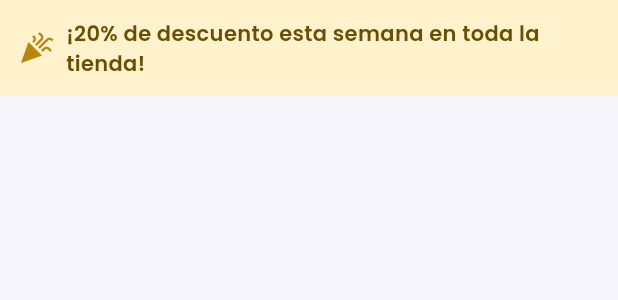
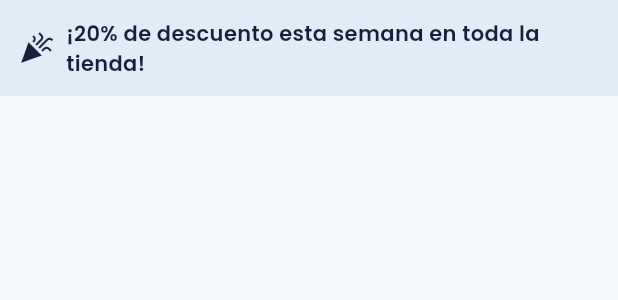
Before and after one commit to diegodv14/ecotec-programacion-movil-integradora-1, a Flutter app: the OfertaBanner widget shown alone on an empty page, opened directly, on a phone screen of 412 x 824 dp. Shown: the top 300 px of the screen. Run offline on Flutter 3.47's test engine with Material 3 defaults, Android fonts, the phone set to English and light mode, and no system bars; our stand-ins replace google_fonts; network calls fail.

```diff
--- a/lib/app/catalogo_productos_app.dart
+++ b/lib/app/catalogo_productos_app.dart
@@ -2,6 +2,7 @@ import 'package:flutter/material.dart';
 import 'package:google_fonts/google_fonts.dart';
 
 import '../screens/catalogo_home_page.dart';
+import '../theme/app_colors.dart';
 
 class CatalogoProductosApp extends StatelessWidget {
   const CatalogoProductosApp({super.key});
@@ -12,8 +13,8 @@ class CatalogoProductosApp extends StatelessWidget {
       title: 'Catálogo de Productos',
       debugShowCheckedModeBanner: false,
       theme: ThemeData(
-        colorScheme: ColorScheme.fromSeed(seedColor: const Color(0xFF6C63FF)),
-        scaffoldBackgroundColor: const Color(0xFFF5F5FB),
+        colorScheme: ColorScheme.fromSeed(seedColor: AppColors.primaryNavy),
+        scaffoldBackgroundColor: AppColors.background,
         useMaterial3: true,
         textTheme: GoogleFonts.poppinsTextTheme(),
       ),
--- a/lib/models/producto.dart
+++ b/lib/models/producto.dart
@@ -7,6 +7,7 @@ class Producto {
   final double precio;
   final IconData icono;
   final Color color;
+  final String imagenUrl;
 
   const Producto({
     required this.nombre,
@@ -14,5 +15,6 @@ class Producto {
     required this.precio,
     required this.icono,
     required this.color,
+    required this.imagenUrl,
   });
 }
--- a/lib/screens/catalogo_home_page.dart
+++ b/lib/screens/catalogo_home_page.dart
@@ -2,6 +2,7 @@ import 'package:flutter/material.dart';
 import 'package:google_fonts/google_fonts.dart';
 
 import '../data/productos_data.dart';
+import '../theme/app_colors.dart';
 import '../widgets/catalogo_header.dart';
 import '../widgets/oferta_banner.dart';
 import '../widgets/producto_card.dart';
@@ -61,7 +62,7 @@ class _CatalogoHomePageState extends State<CatalogoHomePage> {
           'Catálogo de Productos',
           style: GoogleFonts.poppins(fontWeight: FontWeight.w600),
         ),
-        backgroundColor: const Color(0xFF6C63FF),
+        backgroundColor: AppColors.primaryNavy,
         foregroundColor: Colors.white,
         centerTitle: true,
       ),
--- /dev/null
+++ b/lib/theme/app_colors.dart
@@ -0,0 +1,10 @@
+import 'package:flutter/material.dart';
+
+class AppColors {
+  AppColors._();
+
+  static const Color primaryNavy = Color(0xFF14213D);
+  static const Color background = Color(0xFFF3F6FA);
+  static const Color ofertaBackground = Color(0xFFE1ECF7);
+  static const Color ofertaForeground = Color(0xFF14213D);
+}
--- a/lib/widgets/catalogo_header.dart
+++ b/lib/widgets/catalogo_header.dart
@@ -1,5 +1,7 @@
 import 'package:flutter/material.dart';
 import 'package:google_fonts/google_fonts.dart';
+
+import '../theme/app_colors.dart';
 
 class CatalogoHeader extends StatelessWidget {
   final bool mostrarOfertas;
@@ -18,7 +20,7 @@ class CatalogoHeader extends StatelessWidget {
     return Container(
       width: double.infinity,
       padding: const EdgeInsets.all(16),
-      color: const Color(0xFF6C63FF),
+      color: AppColors.primaryNavy,
       child: Column(
         crossAxisAlignment: CrossAxisAlignment.start,
         children: [
@@ -42,7 +44,7 @@ class CatalogoHeader extends StatelessWidget {
                 onPressed: onAlternarOfertas,
                 style: ElevatedButton.styleFrom(
                   backgroundColor: Colors.white,
-                  foregroundColor: const Color(0xFF6C63FF),
+                  foregroundColor: AppColors.primaryNavy,
                 ),
                 icon: Icon(
                   mostrarOfertas ? Icons.visibility_off : Icons.local_offer,
--- a/lib/widgets/oferta_banner.dart
+++ b/lib/widgets/oferta_banner.dart
@@ -1,4 +1,6 @@
 import 'package:flutter/material.dart';
+
+import '../theme/app_colors.dart';
 
 class OfertaBanner extends StatelessWidget {
   const OfertaBanner({super.key});
@@ -7,17 +9,17 @@ class OfertaBanner extends StatelessWidget {
   Widget build(BuildContext context) {
     return Container(
       width: double.infinity,
-      color: const Color(0xFFFFF3CD),
+      color: AppColors.ofertaBackground,
       padding: const EdgeInsets.all(12),
       child: const Row(
         children: [
-          Icon(Icons.celebration, color: Color(0xFFB8860B)),
+          Icon(Icons.celebration, color: AppColors.ofertaForeground),
           SizedBox(width: 8),
           Expanded(
             child: Text(
               '¡20% de descuento esta semana en toda la tienda!',
               style: TextStyle(
-                color: Color(0xFF6B4E00),
+                color: AppColors.ofertaForeground,
                 fontWeight: FontWeight.w600,
               ),
             ),
```
Also changed, not shown: lib/data/productos_data.dart (+15 -6 lines), lib/widgets/producto_card.dart (+34 -8 lines), 2 other files.
